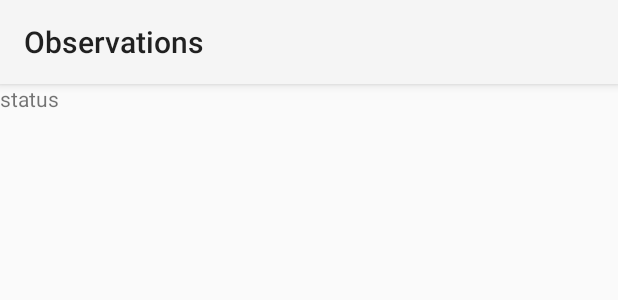
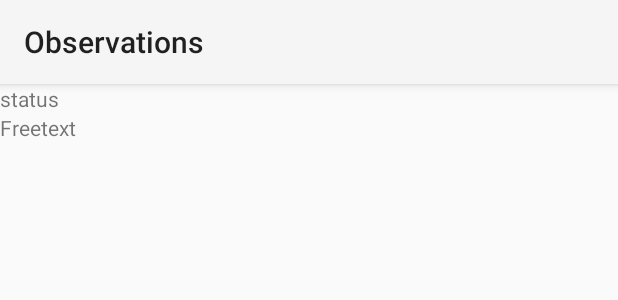
Before and after one commit to sickel/observationlogger, an Android app: the layout actionbar.xml on its own in the app's theme, with its tools: preview values and no code run, on a phone screen of 412 x 824 dp. Shown: the top 300 px of the screen. Run offline under Robolectric (Android 15) with nearby library versions, the light colour scheme and no system bars; network calls fail.

Commit message:
better handling of freetext and ad hoc actions

```diff
--- a/app/src/main/java/com/mortensickel/obslogger/itemList.java
+++ b/app/src/main/java/com/mortensickel/obslogger/itemList.java
@@ -45,10 +45,11 @@ public class itemList extends Activity {
             public void onClick(View view) {
                 Intent i = new Intent(view.getContext(), MainActivity.class);
               	EditText et=(EditText)findViewById(R.id.observationText);
-				i.putExtra("freetext",et.getText().toString());
+				i.putExtra("lastdrop",et.getText().toString());
 				i.putExtra("lastdrag", lastdrag);
                 i.putExtra("lasttime", lasttimestamp);
-			//	Toast.makeText(getApplicationContext(),et.getText(),Toast.LENGTH_SHORT).show();
+				i.putExtra("freetext","");
+		//	Toast.makeText(getApplicationContext(),et.getText(),Toast.LENGTH_SHORT).show();
 				setResult(Activity.RESULT_OK,i);
 				finish();
             }
--- a/app/src/main/res/layout/actionbar.xml
+++ b/app/src/main/res/layout/actionbar.xml
@@ -1,19 +1,27 @@
 <?xml version="1.0" encoding="utf-8"?>
 
-
+    <LinearLayout
+		xmlns:android="http://schemas.android.com/apk/res/android"
+		android:layout_width="match_parent"
+        android:layout_height="match_parent"
+		android:orientation="vertical"
+	>
 	 <TextView
-		xmlns:android="http://schemas.android.com/apk/res/android"
-
-		android:id="@+id/acbar_status"
+			android:id="@+id/acbar_status"
 		android:layout_width="wrap_content"
-		android:layout_height="match_parent"
+		android:layout_height="wrap_content"
 		android:text="status"
 	/>
-    <!--
-    <EditText xmlns:android="http://schemas.android.com/apk/res/android"
+<TextView
+	xmlns:android="http://schemas.android.com/apk/res/android"
+	android:id="@+id/acbarFreetext"
+	android:layout_width="wrap_content"
+	android:layout_height="wrap_content"
+	android:text="Freetext"
+/>
+	</LinearLayout>
+<!--    <EditText xmlns:android="http://schemas.android.com/apk/res/android"
         android:id="@+id/searchfield"
-        android:layout_width="match_parent"
-        android:layout_height="match_parent"
-        android:inputType="textFilter" >
+               android:inputType="textFilter" >
 
     </EditText> -->
```
Also changed, not shown: app/src/main/java/com/mortensickel/obslogger/MainActivity.java (+8 -34 lines).
